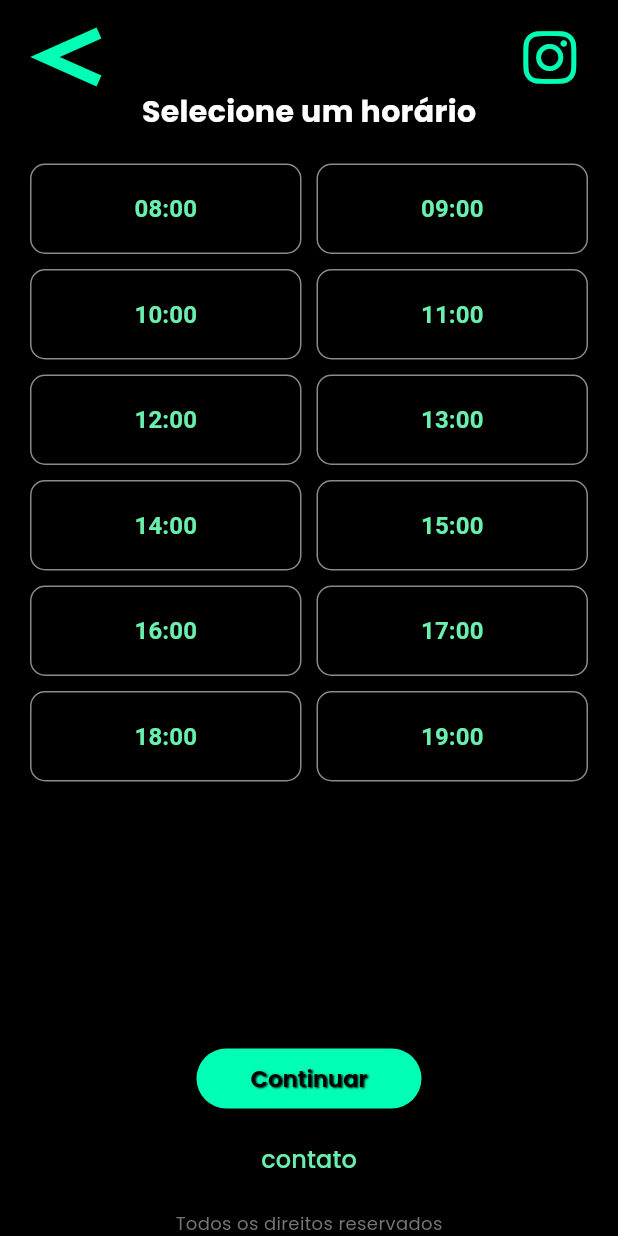
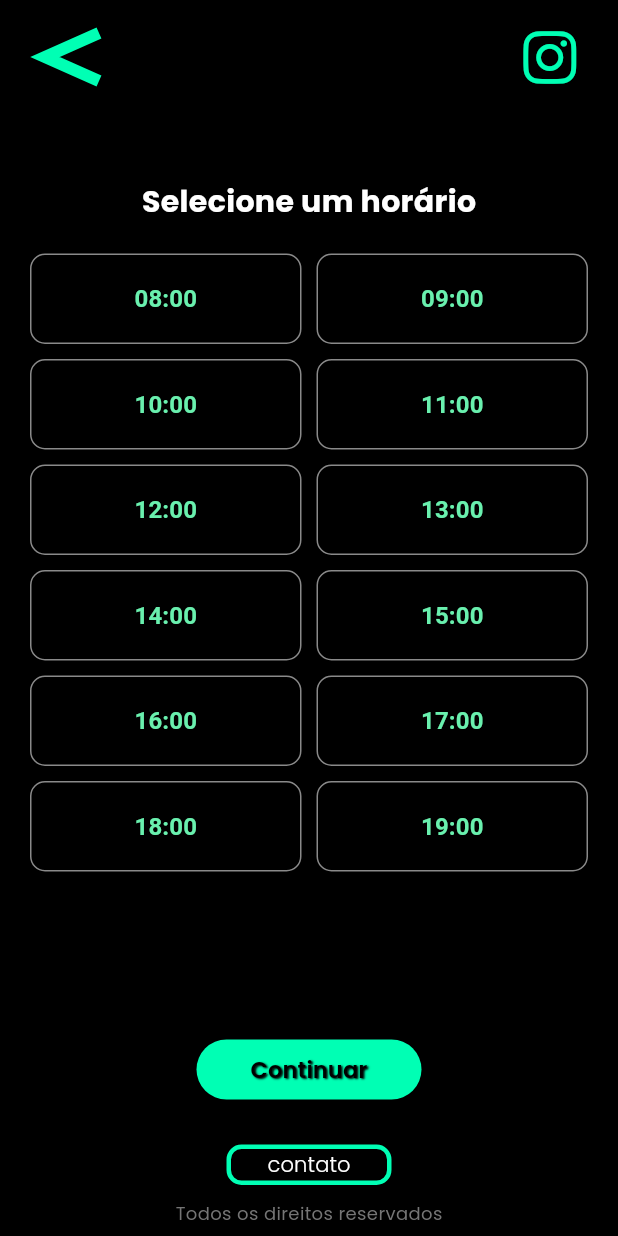
Before and after one commit to thiagofern4ndo/app-barber-shop, a Flutter app: the screen it shows after launch, on a phone screen of 412 x 824 dp. Run offline on Flutter 3.47's test engine with Material 3 defaults, Android fonts, the phone set to English and light mode, and no system bars; our stand-ins replace font_awesome_flutter, google_fonts.

Commit message:
ajustando - pag8 e button_horario

```diff
--- a/lib/screens/pag8.dart
+++ b/lib/screens/pag8.dart
@@ -4,7 +4,8 @@ import 'package:app_barber_shop/widgets/buttons/button_back.dart'; // Importa o
 import 'package:app_barber_shop/widgets/buttons/button_horario.dart'; // Importa o ButtonHorario
 import 'package:google_fonts/google_fonts.dart'; // Importa o GoogleFonts
 import 'package:app_barber_shop/widgets/text/text_direitos.dart'; // Importa o TextDireitos
-import 'package:app_barber_shop/widgets/buttons/custom_buttonGreen.dart';
+import 'package:app_barber_shop/widgets/buttons/custom_buttonGreen.dart'; // Importa o CustomButton
+import 'package:app_barber_shop/widgets/buttons/button_contact.dart'; // Importa o ContactButton
 
 class Pag8 extends StatelessWidget {
   const Pag8({super.key});
@@ -39,7 +40,7 @@ class _SelecionarHorarioScreenState extends State<SelecionarHorarioScreen> {
             child: Column(
               crossAxisAlignment: CrossAxisAlignment.center,
               children: [
-                const SizedBox(height: 60), // Espaço para os botões no topo
+                const SizedBox(height: 120),
                 Text(
                   'Selecione um horário',
                   style: GoogleFonts.poppins(
@@ -56,24 +57,23 @@ class _SelecionarHorarioScreenState extends State<SelecionarHorarioScreen> {
                 Center(
                   child: CustomButton(
                     text: 'Continuar',
-                    onPressed: () {},
+                    onPressed: () {
+                      // Chama a função ContactButton
+                    },
                   ),
                 ),
-                const SizedBox(height: 10),
+                const SizedBox(height: 30),
                 // Botão "Contato"
-                TextButton(
+
+                ContactButton(
                   onPressed: () {},
-                  child: Text(
-                    'contato',
-                    style: GoogleFonts.poppins(
-                      color: Colors.greenAccent,
-                      fontSize: 16,
-                    ),
-                  ),
+                  text: 'contato',
                 ),
+
                 const SizedBox(height: 10),
                 // Rodapé
                 TextWidget(),
+                const SizedBox(height: 7),
               ],
             ),
           ),
```
Also changed, not shown: lib/widgets/buttons/button_horario.dart (line endings or trailing spaces).
